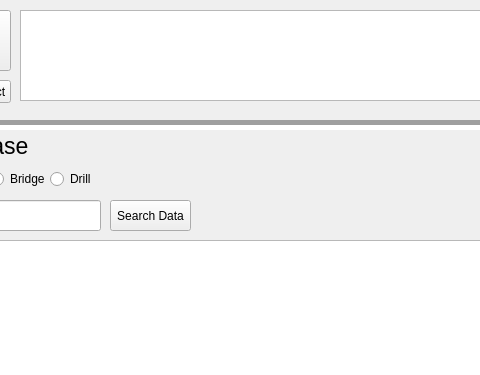
The window that FT_vone/mainwindow.ui (7ome/Functional-Test) describes before a commit, drawn with Qt 5; both pictures show x 110 to 590 and y 0 to 375 of the 796 by 604 pixel window.
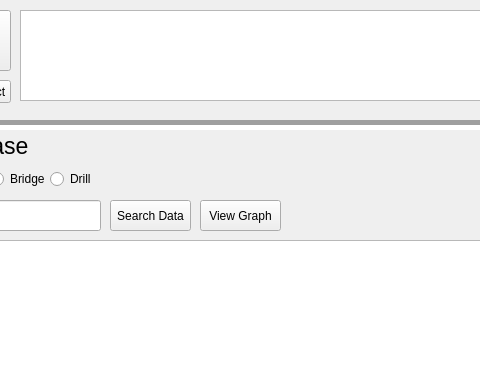
The same window after the commit. The open tabs and pages were chosen to show the change.

Diff of the .ui file:
```diff
--- a/FT_vone/mainwindow.ui
+++ b/FT_vone/mainwindow.ui
@@ -884,6 +884,19 @@
        </rect>
       </property>
      </widget>
+     <widget class="QPushButton" name="ViewGraphButton">
+      <property name="geometry">
+       <rect>
+        <x>290</x>
+        <y>70</y>
+        <width>81</width>
+        <height>31</height>
+       </rect>
+      </property>
+      <property name="text">
+       <string>View Graph</string>
+      </property>
+     </widget>
     </widget>
    </widget>
    <widget class="QPushButton" name="HomeButton">
```
Left out of the diff: 2 changed lines with no effect on the pictures.
